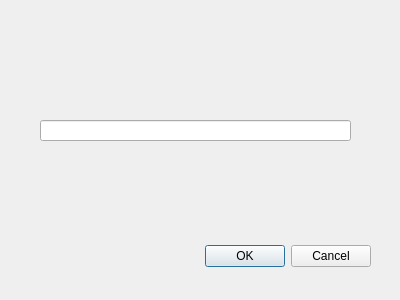
The window that dialog.ui (WNewsome/Pharmaceutical-Point-of-Sale) describes before a commit, drawn with Qt 5.
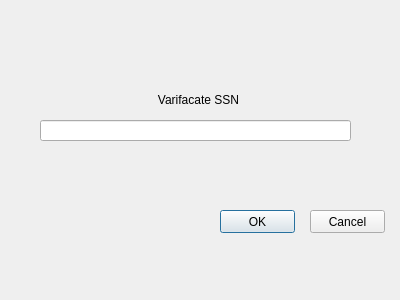
The same window after the commit.

Commit message: add varifaction dialog

What changed in the file:
```diff
--- a/dialog.ui
+++ b/dialog.ui
@@ -13,22 +13,6 @@
   <property name="windowTitle">
    <string>Dialog</string>
   </property>
-  <widget class="QDialogButtonBox" name="buttonBox">
-   <property name="geometry">
-    <rect>
-     <x>30</x>
-     <y>240</y>
-     <width>341</width>
-     <height>32</height>
-    </rect>
-   </property>
-   <property name="orientation">
-    <enum>Qt::Horizontal</enum>
-   </property>
-   <property name="standardButtons">
-    <set>QDialogButtonBox::Cancel|QDialogButtonBox::Ok</set>
-   </property>
-  </widget>
   <widget class="QLineEdit" name="lineEdit">
    <property name="geometry">
     <rect>
@@ -39,6 +23,67 @@
     </rect>
    </property>
   </widget>
+  <widget class="QLabel" name="label">
+   <property name="geometry">
+    <rect>
+     <x>43</x>
+     <y>90</y>
+     <width>311</width>
+     <height>20</height>
+    </rect>
+   </property>
+   <property name="text">
+    <string>Varifacate SSN</string>
+   </property>
+   <property name="alignment">
+    <set>Qt::AlignCenter</set>
+   </property>
+  </widget>
+  <widget class="QLabel" name="label_incorrect">
+   <property name="enabled">
+    <bool>false</bool>
+   </property>
+   <property name="geometry">
+    <rect>
+     <x>43</x>
+     <y>150</y>
+     <width>311</width>
+     <height>20</height>
+    </rect>
+   </property>
+   <property name="text">
+    <string/>
+   </property>
+   <property name="alignment">
+    <set>Qt::AlignCenter</set>
+   </property>
+  </widget>
+  <widget class="QPushButton" name="OK_button">
+   <property name="geometry">
+    <rect>
+     <x>220</x>
+     <y>210</y>
+     <width>75</width>
+     <height>23</height>
+    </rect>
+   </property>
+   <property name="text">
+    <string>OK</string>
+   </property>
+  </widget>
+  <widget class="QPushButton" name="Cancel">
+   <property name="geometry">
+    <rect>
+     <x>310</x>
+     <y>210</y>
+     <width>75</width>
+     <height>23</height>
+    </rect>
+   </property>
+   <property name="text">
+    <string>Cancel</string>
+   </property>
+  </widget>
  </widget>
  <resources/>
  <connections>
```
Left out of the diff: 28 changed lines with no effect on the pictures. The commit also changes 9 other files.
